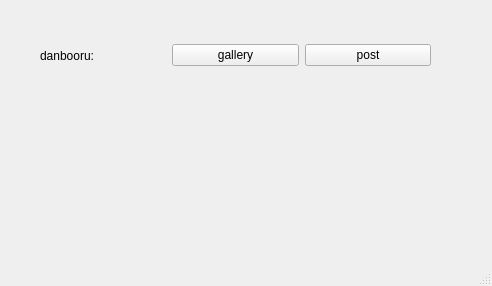
First picture: the form in UI/main.ui, repository lexiaoyao00/CrawlerPractice2, before the edit.
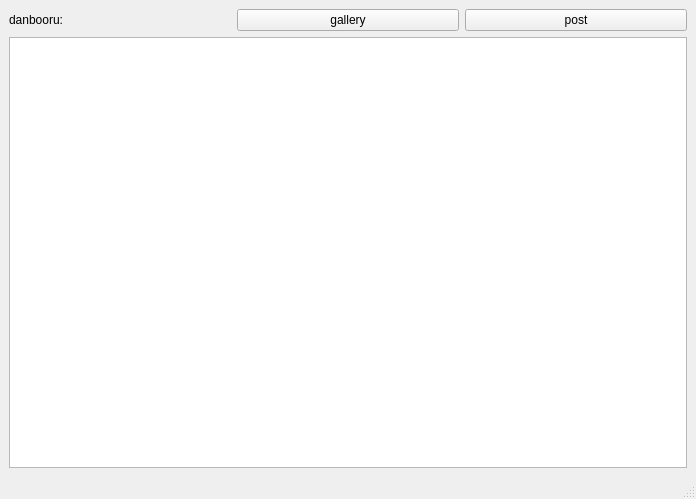
Second picture: the form after the edit.

Commit message: danbooru 将日志输出控件移到mian界面，post界面添加图像预览

```diff
--- a/UI/main.ui
+++ b/UI/main.ui
@@ -6,23 +6,16 @@
    <rect>
     <x>0</x>
     <y>0</y>
-    <width>492</width>
-    <height>286</height>
+    <width>696</width>
+    <height>499</height>
    </rect>
   </property>
   <property name="windowTitle">
    <string>CrawlerPractice2</string>
   </property>
   <widget class="QWidget" name="centralwidget">
-   <widget class="QWidget" name="layoutWidget">
-    <property name="geometry">
-     <rect>
-      <x>40</x>
-      <y>40</y>
-      <width>391</width>
-      <height>31</height>
-     </rect>
-    </property>
+   <layout class="QVBoxLayout" name="verticalLayout">
+    <item>
     <layout class="QHBoxLayout" name="horizontalLayout">
      <item>
       <widget class="QLabel" name="label_danbooru">
@@ -46,7 +39,15 @@
       </widget>
      </item>
     </layout>
-   </widget>
+    </item>
+    <item>
+     <widget class="QTextEdit" name="TE_log">
+      <property name="readOnly">
+       <bool>true</bool>
+      </property>
+     </widget>
+    </item>
+   </layout>
   </widget>
   <widget class="QMenuBar" name="menubar">
    <property name="geometry">
```
Left out of the diff: 2 changed lines with no effect on the pictures. Lines whose indentation alone changed are shown as unchanged. The commit also changes 7 other files.
